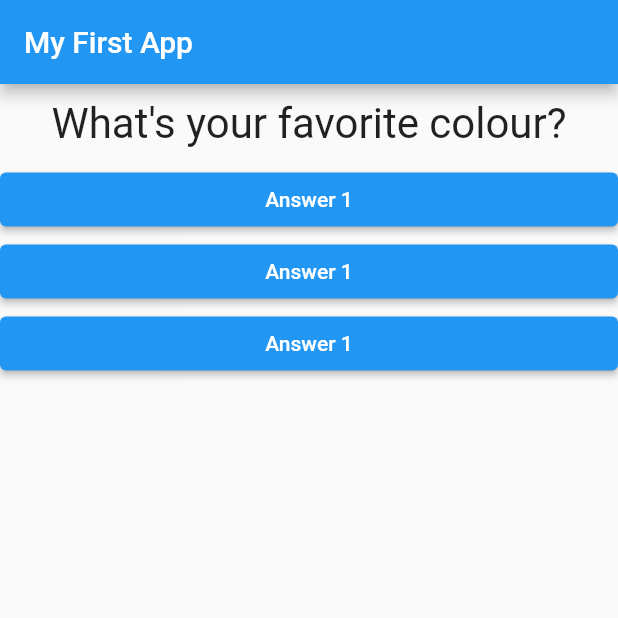
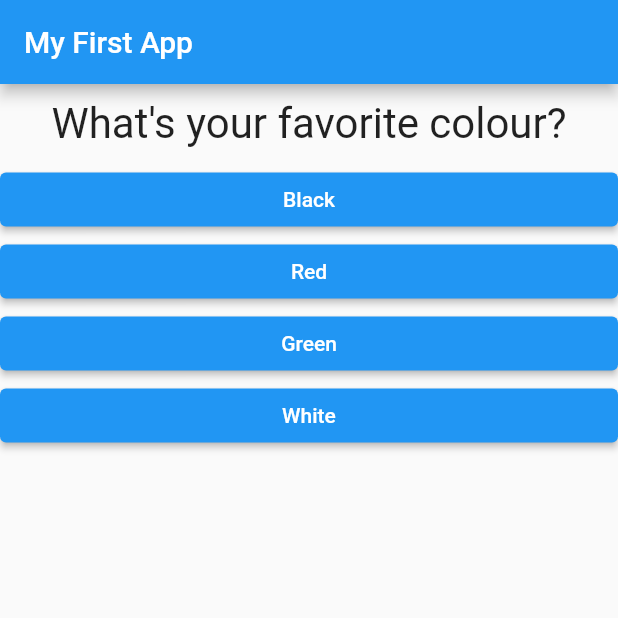
Before and after one commit to ArpanManna98/Personlity_Check_App, a Flutter app: the screen it shows after launch, on a phone screen of 412 x 824 dp, the top half of it. Run offline on Flutter 3.47's test engine with Material 2 defaults, Android fonts, the phone set to English and light mode, and no system bars.

Commit message:
answer option increased

```diff
--- a/lib/answer.dart
+++ b/lib/answer.dart
@@ -2,15 +2,16 @@ import 'package:flutter/material.dart';
 
 class Answer extends StatelessWidget {
   final VoidCallback selectHandler;
+  final String answerText;
 
-  Answer(this.selectHandler);
+  Answer(this.selectHandler, this.answerText);
 
   @override
   Widget build(BuildContext context) {
     return Container(
       width: double.infinity,
       child: ElevatedButton(
-        child: Text('Answer 1'),
+        child: Text(answerText),
         onPressed: selectHandler,
       ),
     );
--- a/lib/main.dart
+++ b/lib/main.dart
@@ -29,8 +29,18 @@ class _MyAppState extends State<MyApp> {
   @override
   Widget build(BuildContext context) {
     var questions = [
-      'What\'s your favorite colour?',
-      'What\'s your favorite animal?',
+      {
+        'questionText': 'What\'s your favorite colour?',
+        'answers': ['Black', 'Red', 'Green', 'White'],
+      },
+      {
+        'questionText': 'What\'s your favorite animal?',
+        'answers': ['Rabbit', 'Snake', 'Elephant', 'Lion'],
+      },
+      {
+        'questionText': 'What\'s your favorite book?',
+        'answers': ['Comedy', 'Horror', 'Adventure', 'Detective'],
+      },
     ];
     return MaterialApp(
       home: Scaffold(
@@ -40,11 +50,12 @@ class _MyAppState extends State<MyApp> {
         body: Column(
           children: [
             Question(
-              questions[_questionIndex],
+              questions[_questionIndex]['questionText'] as String,
             ),
-            Answer(_answerQuestion),
-            Answer(_answerQuestion),
-            Answer(_answerQuestion),
+            ...(questions[_questionIndex]['answers'] as List<String>)
+                .map((answer) {
+              return Answer(_answerQuestion, answer);
+            }).toList()
           ],
         ),
       ),
```
